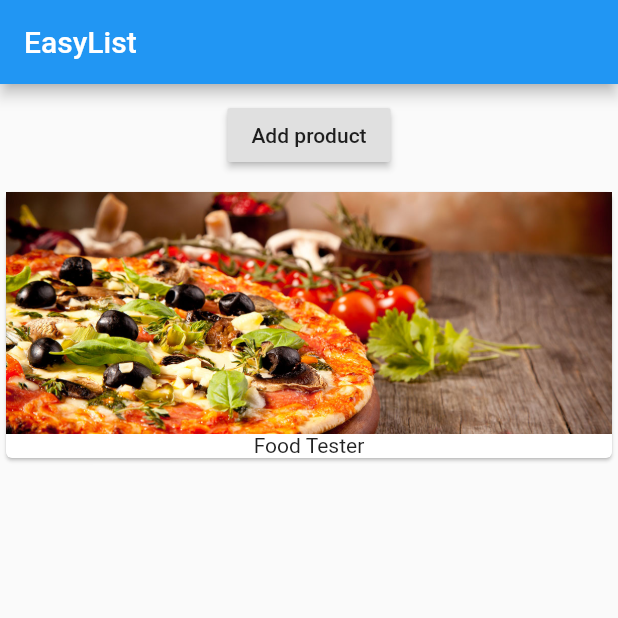
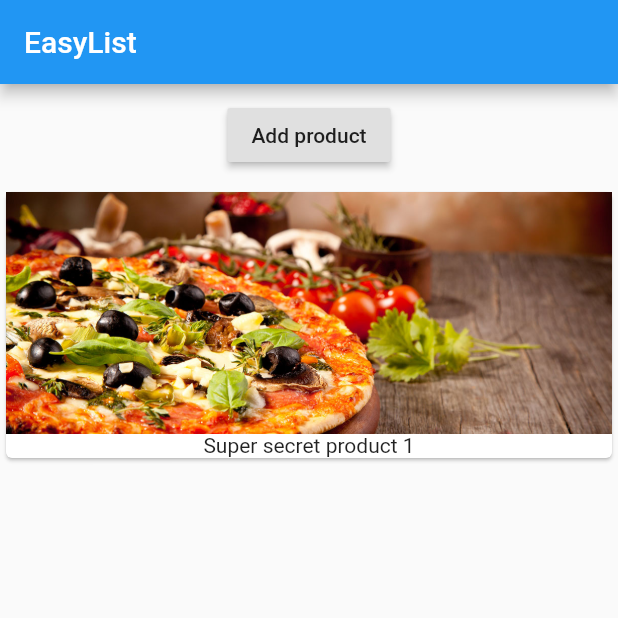
Before and after one commit to PIYatGitHub/flutter_listings, a Flutter app: the screen it shows after launch, on a phone screen of 412 x 824 dp, the top half of it. Run offline on Flutter 3.47's test engine with Material 2 defaults, Android fonts, the phone set to English and light mode, and no system bars.

Commit message:
passig data down

```diff
--- a/lib/main.dart
+++ b/lib/main.dart
@@ -12,7 +12,7 @@ class MyApp extends StatelessWidget {
         appBar: AppBar(
           title: Text('EasyList'),
         ),
-        body: ProductManager(),
+        body: ProductManager('Super secret product 1'),
       ),
     );
   }
--- a/lib/product_manager.dart
+++ b/lib/product_manager.dart
@@ -3,6 +3,9 @@ import 'package:flutter/material.dart';
 import './products.dart';
 
 class ProductManager extends StatefulWidget {
+  final String startingProduct;
+  ProductManager(this.startingProduct);
+
   @override
   State<StatefulWidget> createState() {
     return _ProductManagerState();
@@ -10,7 +13,14 @@ class ProductManager extends StatefulWidget {
 }
 
 class _ProductManagerState extends State<ProductManager> {
-  List<String> _products = ['Food Tester'];
+  List<String> _products = [];
+
+  @override
+  void initState() {
+    _products.add(widget.startingProduct);
+    super.initState();
+  }
+
   @override
   Widget build(BuildContext context) {
     return Column(
```
